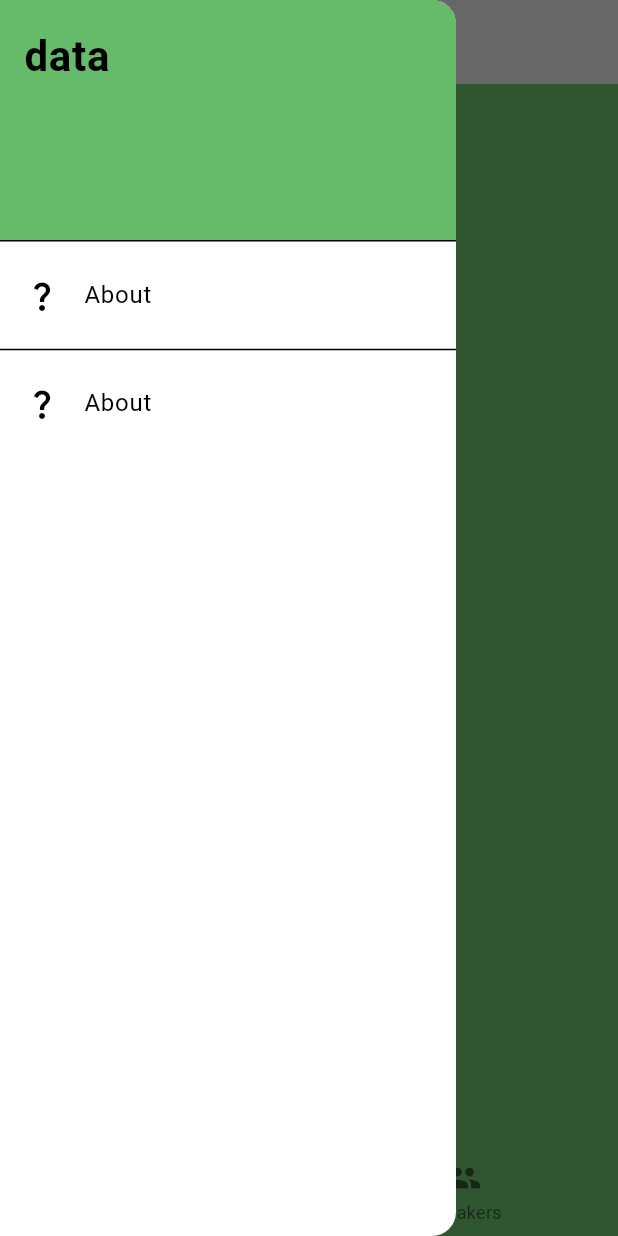
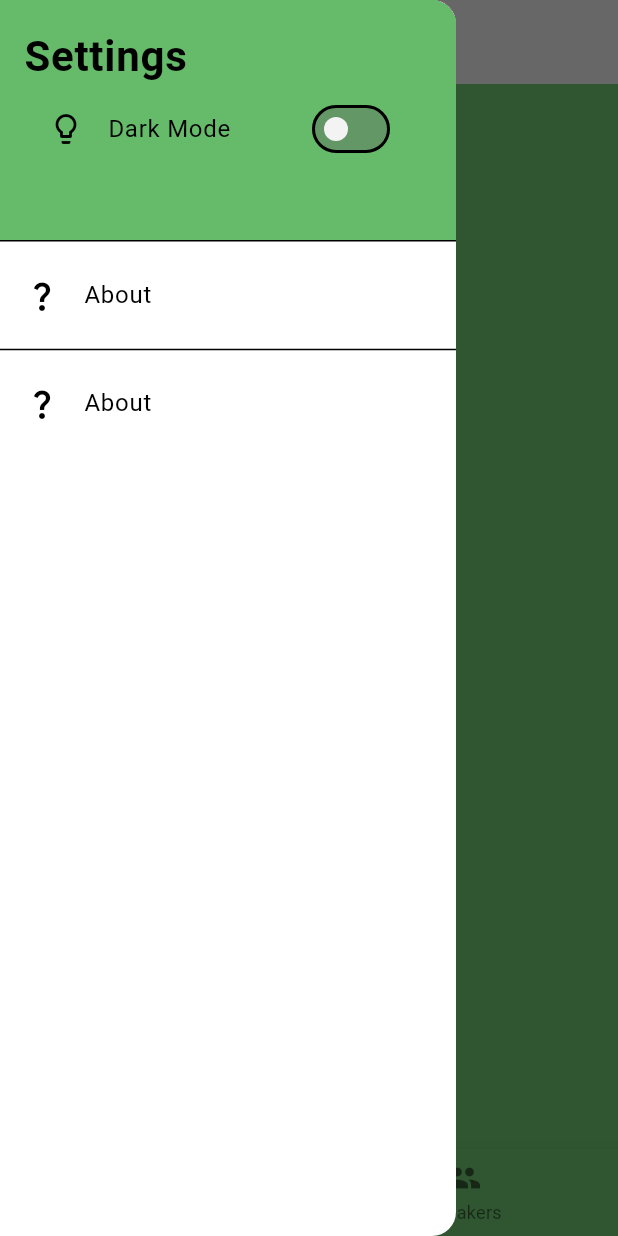
Before and after one commit to ICCM-EU/iccm_eu_app, a Flutter app: the screen it shows after launch, with the side drawer open, on a phone screen of 412 x 824 dp. Run offline on Flutter 3.47's test engine with Material 3 defaults, Android fonts, the light colour scheme and no system bars.

Commit message:
Create dark mode switch.

```diff
--- a/lib/main.dart
+++ b/lib/main.dart
@@ -1,10 +1,16 @@
+import "package:provider/provider.dart" show ChangeNotifierProvider, Provider;
+
 import 'package:flutter/material.dart';
-import 'package:iccm_eu_app/theme/dark_theme.dart';
-import 'package:iccm_eu_app/theme/light_theme.dart';
+import 'package:iccm_eu_app/theme/theme_provider.dart';
 
 void main() {
   WidgetsFlutterBinding.ensureInitialized();
-  runApp(const MyApp());
+  runApp(
+    ChangeNotifierProvider(
+      create: (context) => ThemeProvider(),
+      child: const MyApp(),
+    )
+  );
 }
 
 class MyApp extends StatelessWidget {
@@ -16,8 +22,7 @@ class MyApp extends StatelessWidget {
     return MaterialApp(
       title: 'ICCM Europe App',
       home: const MyHomePage(title: 'ICCM Europe App'),
-      darkTheme: darkTheme,
-      theme: lightTheme,
+      theme: Provider.of<ThemeProvider>(context).themeData,
     );
   }
 }
@@ -64,8 +69,7 @@ class _MyHomePageState extends State<MyHomePage> {
     // than having to individually change instances of widgets.
     return MaterialApp(
       debugShowCheckedModeBanner: false,
-      darkTheme: darkTheme,
-      theme: lightTheme,
+      theme: Provider.of<ThemeProvider>(context).themeData,
       home: Scaffold(
         drawer: const NavBar(),
         backgroundColor: Colors.green[400]!,
@@ -77,7 +81,20 @@ class _MyHomePageState extends State<MyHomePage> {
           // change color while the other colors stay the same.
           // Here we take the value from the MyHomePage object that was created by
           // the App.build method, and use it to set our appbar title.
-          title: Text(widget.title),
+          title: Row(
+            children: [
+              Builder(
+                builder: (context) => IconButton(
+                  icon: const Icon(Icons.settings),
+                  onPressed: () => Scaffold.of(context).openDrawer(),
+                ),
+              ),
+              Text(
+                  widget.title,
+                  textAlign: TextAlign.center
+                ),
+            ],
+          ),
         ),
 
         bottomNavigationBar: BottomNavigationBar(
@@ -130,8 +147,21 @@ class _MyHomePageState extends State<MyHomePage> {
   }
 }
 
-class NavBar extends StatelessWidget {
+class NavBar extends StatefulWidget {
   const NavBar({super.key});
+
+  @override
+  State<NavBar> createState() => _NavBarState();
+}
+
+class _NavBarState extends State<NavBar> {
+  //bool _forceDarkMode = false;
+
+  //void setForceDarkMode(bool value) {
+    // setState(() {
+    //   _forceDarkMode = value;
+    // });
+  //}
 
   @override
   Widget build(BuildContext context) {
@@ -143,13 +173,32 @@ class NavBar extends StatelessWidget {
             decoration: BoxDecoration(
               color: Colors.green[400]!,
             ),
-            child: const Text("data",
-              style: TextStyle(
-                  fontSize: 28,
-                  fontWeight: FontWeight.bold,
-              ),
+            child: Wrap(
+              children: <Widget>[
+                const Text("Settings",
+                  style: TextStyle(
+                    fontSize: 28,
+                    fontWeight: FontWeight.bold,
+                  ),
+                ),
+                SwitchListTile(
+                  activeColor: Colors.black,
+                  activeTrackColor: Colors.grey[800]!.withOpacity(0.4),
+                  inactiveThumbColor: Colors.grey[300]!.withOpacity(0.4),
+                  inactiveTrackColor: Colors.grey[700]!.withOpacity(0.4),
+                  splashRadius: 20,
+                  title: const Text('Dark Mode'),
+                  secondary: const Icon(Icons.lightbulb_outline),
+                  value: Provider.of<ThemeProvider>(context, listen: false).isDark(),
+                  onChanged: (value) => setState(() {
+                    //_forceDarkMode = value;
+                    Provider.of<ThemeProvider>(context, listen: false).setTheme(value);
+                  }),
+                ),              ],
             ),
           ),
+          //Switch.adaptive(
+
           const ListTile(
             leading: Icon(Icons.question_mark),
             title: Text("About"),
--- /dev/null
+++ b/lib/theme/theme_provider.dart
@@ -0,0 +1,34 @@
+import 'package:flutter/material.dart';
+import 'package:iccm_eu_app/theme/dark_theme.dart';
+import 'package:iccm_eu_app/theme/light_theme.dart';
+
+class ThemeProvider with ChangeNotifier {
+  ThemeData _themeData = lightTheme;
+
+  ThemeData get themeData => _themeData;
+
+  set themeData(ThemeData themeData) {
+    _themeData = themeData;
+    notifyListeners();
+  }
+
+  void toggleTheme() {
+    if (_themeData == lightTheme) {
+      themeData = darkTheme;
+    } else {
+      themeData = lightTheme;
+    }
+  }
+
+  bool isDark() {
+    return (_themeData == darkTheme);
+  }
+
+  void setTheme(bool dark) {
+    if (dark) {
+      themeData = darkTheme;
+    } else {
+      themeData = lightTheme;
+    }
+  }
+}
--- a/pubspec.yaml
+++ b/pubspec.yaml
@@ -39,6 +39,8 @@ dependencies:
 dev_dependencies:
   flutter_test:
     sdk: flutter
+
+  provider:
 
   # The "flutter_lints" package below contains a set of recommended lints to
   # encourage good coding practices. The lint set provided by the package is
```
Also changed, not shown: pubspec.lock, 11 other files.
